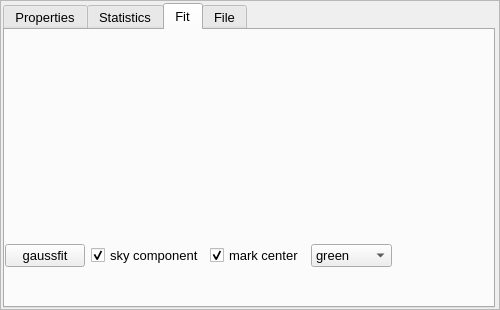
First picture: the form in code/display/region/QtRegionState.ui, repository radio-astro/casa, before the edit.
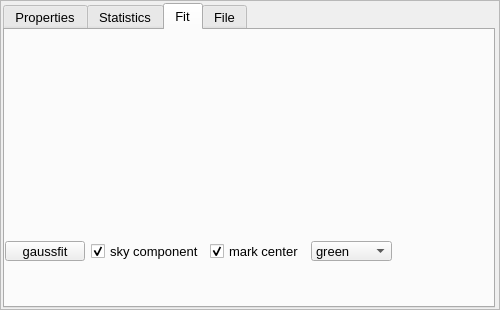
Second picture: the form after the edit. The open tabs and pages were chosen to show the change.

Commit message:
New Development: no             JIRA Issue: cas-5732       Ready to Release: yes      Interface Changes: none What Interface Changed: none          Test Programs: none   Put in Release Notes: no
           Description: reduce the height of the gaussfit button (for linux)

```diff
--- a/code/display/region/QtRegionState.ui
+++ b/code/display/region/QtRegionState.ui
@@ -1408,16 +1408,7 @@
        <string>Fit</string>
       </attribute>
       <layout class="QVBoxLayout" name="verticalLayout_2">
-       <property name="leftMargin">
-        <number>0</number>
-       </property>
-       <property name="topMargin">
-        <number>3</number>
-       </property>
-       <property name="rightMargin">
-        <number>0</number>
-       </property>
-       <property name="bottomMargin">
+       <property name="margin">
         <number>0</number>
        </property>
        <item>
@@ -1449,6 +1440,12 @@
         <layout class="QHBoxLayout" name="horizontalLayout_3">
          <item>
           <widget class="QPushButton" name="imfit_fit">
+           <property name="maximumSize">
+            <size>
+             <width>16777215</width>
+             <height>20</height>
+            </size>
+           </property>
            <property name="text">
             <string>gaussfit</string>
            </property>
@@ -1456,6 +1453,12 @@
          </item>
          <item>
           <widget class="QCheckBox" name="skycomp_chk">
+           <property name="maximumSize">
+            <size>
+             <width>16777215</width>
+             <height>20</height>
+            </size>
+           </property>
            <property name="text">
             <string>sky component</string>
            </property>
@@ -1466,6 +1469,12 @@
          </item>
          <item>
           <widget class="QCheckBox" name="markcenter_chk">
+           <property name="maximumSize">
+            <size>
+             <width>16777215</width>
+             <height>20</height>
+            </size>
+           </property>
            <property name="text">
             <string>mark center</string>
            </property>
@@ -1476,6 +1485,12 @@
          </item>
          <item>
           <widget class="QComboBox" name="center_color">
+           <property name="maximumSize">
+            <size>
+             <width>16777215</width>
+             <height>20</height>
+            </size>
+           </property>
            <property name="currentIndex">
             <number>3</number>
            </property>
```
